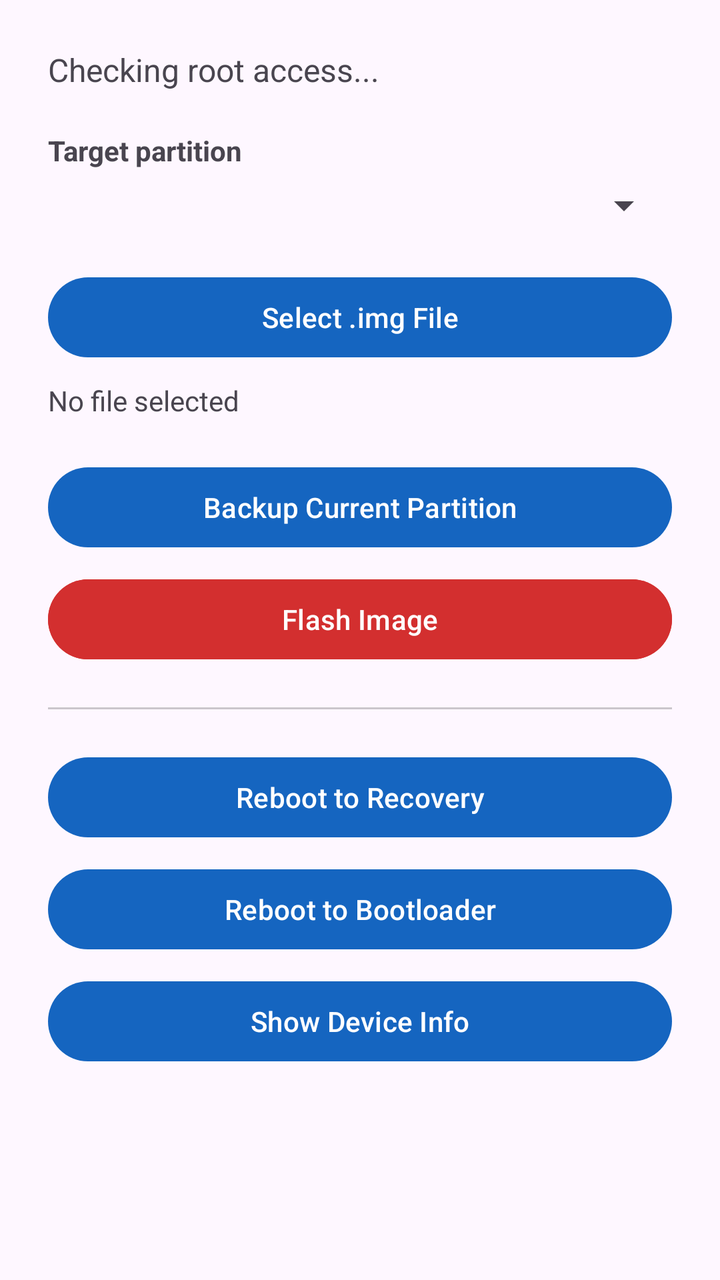
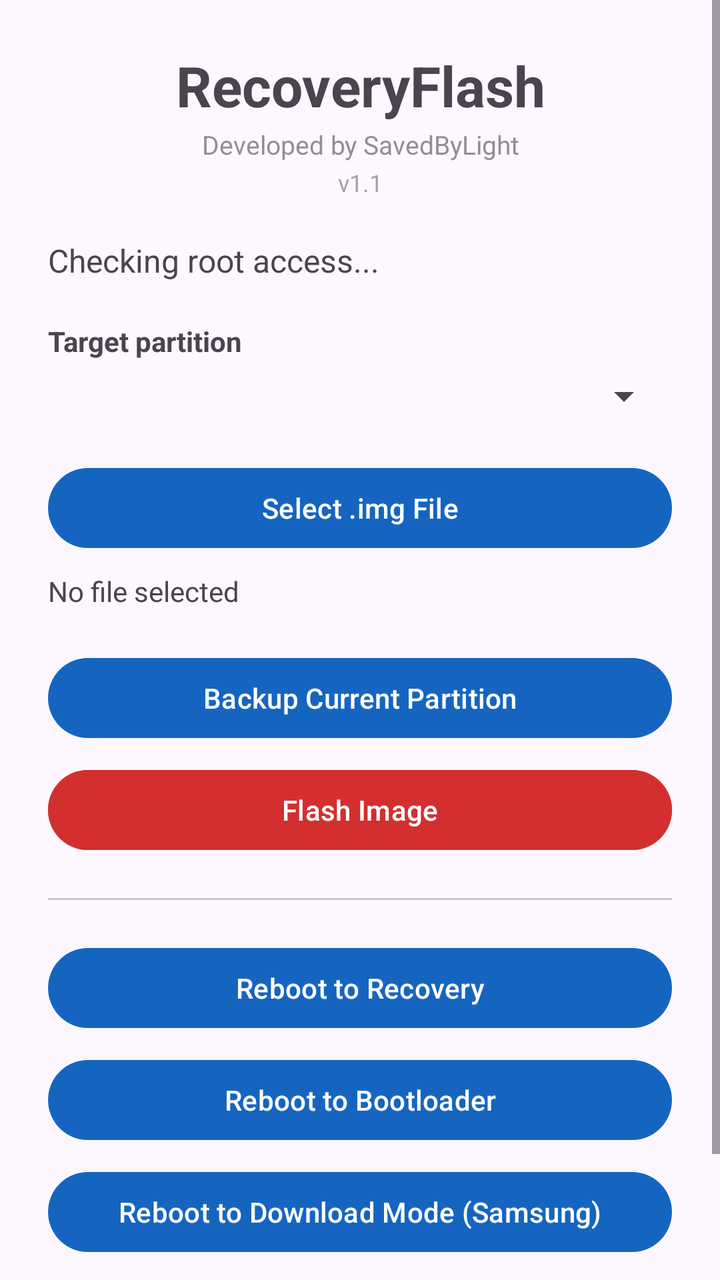

Two renders of the same Android screen: before a commit and after it. Below are the layout's source before the change and the commit's diff.
<!-- AndroidManifest.xml: application theme Theme.RecoveryFlash -->
<!-- res/layout/activity_main.xml -->
<?xml version="1.0" encoding="utf-8"?>
<ScrollView xmlns:android="http://schemas.android.com/apk/res/android"
    android:layout_width="match_parent"
    android:layout_height="match_parent">

    <LinearLayout
        android:layout_width="match_parent"
        android:layout_height="wrap_content"
        android:orientation="vertical"
        android:padding="24dp">

        <TextView
            android:id="@+id/statusText"
            android:layout_width="match_parent"
            android:layout_height="wrap_content"
            android:textSize="16sp"
            android:layout_marginBottom="20dp"
            android:text="Checking root access..." />

        <TextView
            android:layout_width="wrap_content"
            android:layout_height="wrap_content"
            android:text="Target partition"
            android:textStyle="bold"
            android:layout_marginBottom="6dp" />

        <Spinner
            android:id="@+id/partitionSpinner"
            android:layout_width="match_parent"
            android:layout_height="wrap_content"
            android:layout_marginBottom="20dp" />

        <Button
            android:id="@+id/btnPickImage"
            android:layout_width="match_parent"
            android:layout_height="wrap_content"
            android:layout_marginBottom="8dp"
            android:text="Select .img File" />

        <TextView
            android:id="@+id/selectedFileText"
            android:layout_width="match_parent"
            android:layout_height="wrap_content"
            android:text="No file selected"
            android:layout_marginBottom="20dp" />

        <Button
            android:id="@+id/btnBackupFirst"
            android:layout_width="match_parent"
            android:layout_height="wrap_content"
            android:layout_marginBottom="8dp"
            android:text="Backup Current Partition" />

        <Button
            android:id="@+id/btnFlash"
            android:layout_width="match_parent"
            android:layout_height="wrap_content"
            android:backgroundTint="@color/danger"
            android:layout_marginBottom="20dp"
            android:text="Flash Image" />

        <View
            android:layout_width="match_parent"
            android:layout_height="1dp"
            android:background="#33000000"
            android:layout_marginBottom="20dp" />

        <Button
            android:id="@+id/btnRebootRecovery"
            android:layout_width="match_parent"
            android:layout_height="wrap_content"
            android:layout_marginBottom="8dp"
            android:text="Reboot to Recovery" />

        <Button
            android:id="@+id/btnRebootBootloader"
            android:layout_width="match_parent"
            android:layout_height="wrap_content"
            android:layout_marginBottom="8dp"
            android:text="Reboot to Bootloader" />

        <Button
            android:id="@+id/btnDeviceInfo"
            android:layout_width="match_parent"
            android:layout_height="wrap_content"
            android:text="Show Device Info" />

    </LinearLayout>
</ScrollView>
<!-- resources referenced by this layout -->
<resources>
  <color name="danger">#D32F2F</color>
  <style name="Theme.RecoveryFlash" parent="Theme.Material3.DayNight.NoActionBar">
          <item name="colorPrimary">@color/primary</item>
      </style>
  <color name="primary">#1565C0</color>
</resources>

<!-- the commit's change to res/layout/activity_main.xml (unified diff, before → after) -->
@@ -8,6 +8,36 @@
         android:layout_height="wrap_content"
         android:orientation="vertical"
         android:padding="24dp">
+
+        <TextView
+            android:id="@+id/appTitleText"
+            android:layout_width="match_parent"
+            android:layout_height="wrap_content"
+            android:text="RecoveryFlash"
+            android:textSize="28sp"
+            android:textStyle="bold"
+            android:gravity="center"
+            android:layout_marginBottom="2dp" />
+
+        <TextView
+            android:id="@+id/appCreditText"
+            android:layout_width="match_parent"
+            android:layout_height="wrap_content"
+            android:text="Developed by SavedByLight"
+            android:textSize="13sp"
+            android:alpha="0.6"
+            android:gravity="center"
+            android:layout_marginBottom="2dp" />
+
+        <TextView
+            android:id="@+id/appVersionText"
+            android:layout_width="match_parent"
+            android:layout_height="wrap_content"
+            android:text="v1.1"
+            android:textSize="12sp"
+            android:alpha="0.5"
+            android:gravity="center"
+            android:layout_marginBottom="20dp" />
 
         <TextView
             android:id="@+id/statusText"
@@ -80,6 +110,13 @@
             android:text="Reboot to Bootloader" />
 
         <Button
+            android:id="@+id/btnRebootDownload"
+            android:layout_width="match_parent"
+            android:layout_height="wrap_content"
+            android:layout_marginBottom="8dp"
+            android:text="Reboot to Download Mode (Samsung)" />
+
+        <Button
             android:id="@+id/btnDeviceInfo"
             android:layout_width="match_parent"
             android:layout_height="wrap_content"
